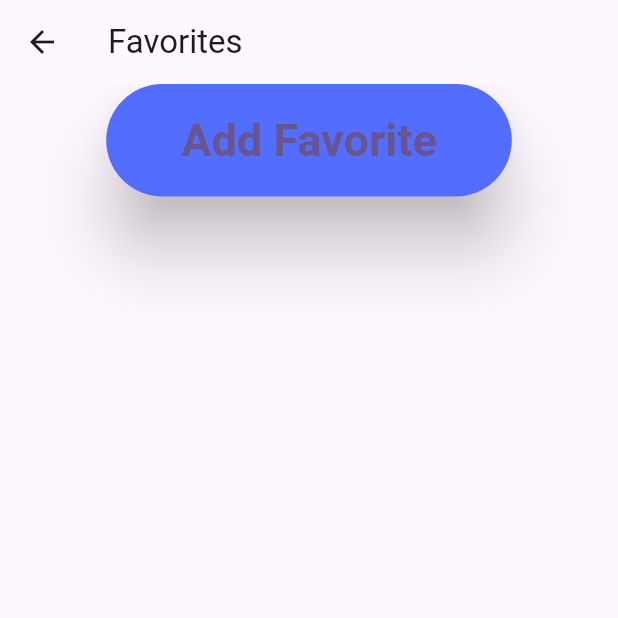
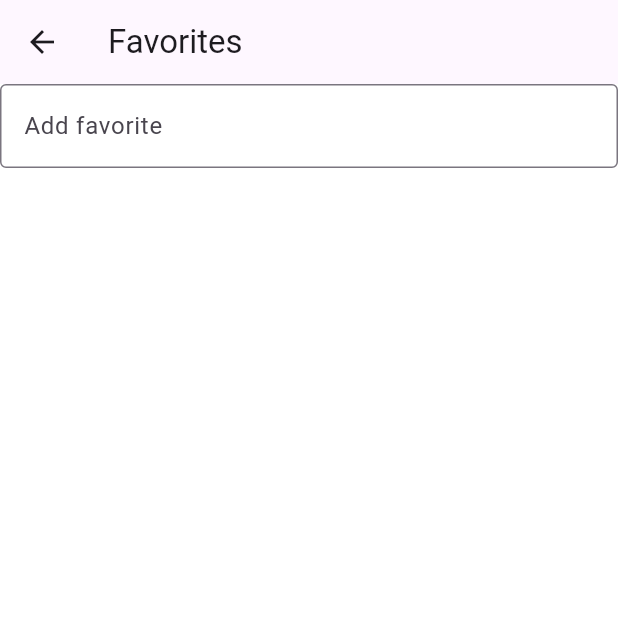
Before and after one commit to osama251/weatherApp, a Flutter app: the screen it shows after launch, after a tap on "Favorites", on a phone screen of 412 x 824 dp, the top half of it. Run offline on Flutter 3.47's test engine with Material 3 defaults, Android fonts, the phone set to English and light mode, and no system bars; our stand-ins replace shared_preferences; missing offline and left inert: flutter_color_picker_wheel.

Commit message:
done with VG part, can now change color of text and background and we now user real APIs

```diff
--- a/lib/Views/FavoriteView.dart
+++ b/lib/Views/FavoriteView.dart
@@ -1,10 +1,7 @@
 import 'package:flutter/material.dart';
 import 'package:provider/provider.dart';
 import 'package:weather/VM.dart';
-import 'package:weather/Views/CoordinatesView.dart';
-import 'package:weather/Views/FavoriteView.dart';
-import 'package:weather/Views/ForecastView.dart';
-import 'package:weather/Views/SecondView.dart';
+import 'package:weather/Views/HomeView.dart';
 
 class FavoriteView extends StatefulWidget{
   const FavoriteView({super.key});
@@ -17,6 +14,7 @@ class _FavoriteState extends State<FavoriteView>{
   @override
   Widget build(BuildContext context){
     final vm = Provider.of<VM>(context);
+    final favorites = vm.favorites;
     return Scaffold(
       appBar: AppBar(title: const Text("Favorites")),
       body: SafeArea(child: SingleChildScrollView(
@@ -24,9 +22,35 @@ class _FavoriteState extends State<FavoriteView>{
           child:Column(
               mainAxisAlignment: MainAxisAlignment.center,
               children: <Widget>[
-              ElevatedButton(
-                onPressed: () => {
-                  vm.addFavorite("Test")
+                TextField(
+                  decoration: InputDecoration(
+                    border: OutlineInputBorder(),
+                    hintText: 'Add favorite',
+                  ),
+                  textInputAction: TextInputAction.done,
+                  onSubmitted: (value) {
+                    setState(() {
+                      vm.addFavorite(value.trim());
+                    });
+                  },
+                ),
+                ListView.builder(
+                  shrinkWrap: true,
+                  physics: const NeverScrollableScrollPhysics(),
+                  itemCount: favorites.length,
+                  itemBuilder: (context, index) {
+                    return Container(
+                        padding: const EdgeInsets.symmetric(horizontal: 50, vertical: 20),
+                        child: ElevatedButton(
+                          onPressed: () async => {
+                            setState(() {
+                              vm.placeName = favorites[index].trim();
+                            }),
+                            await vm.startForecastUpdates(),
+                            Navigator.push(
+                              context,
+                              MaterialPageRoute(builder: (_) => const HomeView()),
+                            )
                           },
                           style: ElevatedButton.styleFrom(
                             backgroundColor: Colors.indigoAccent,
@@ -37,8 +61,12 @@ class _FavoriteState extends State<FavoriteView>{
                               fontWeight: FontWeight.bold,
                             ),
                             elevation: 20,
+                            shape: RoundedRectangleBorder(),
                           ),
-                child: const Text("Add Favorite"),
+                          child: Text(favorites[index]),
+                        )
+                    );
+                  },
                 ),
             ]
           )
--- a/lib/Views/HomeView.dart
+++ b/lib/Views/HomeView.dart
@@ -1,10 +1,9 @@
 import 'package:flutter/material.dart';
 import 'package:provider/provider.dart';
 import 'package:weather/VM.dart';
-import 'package:weather/Views/CoordinatesView.dart';
 import 'package:weather/Views/FavoriteView.dart';
 import 'package:weather/Views/ForecastView.dart';
-import 'package:weather/Views/SecondView.dart';
+import 'package:weather/Views/SettingsView.dart';
 
 class HomeView extends StatefulWidget {
   const HomeView({super.key});
@@ -14,7 +13,7 @@ class HomeView extends StatefulWidget {
 
 
 class _MyHomePageState extends State<HomeView> {
-  String? _placeName;
+
 
   @override
   Widget build(BuildContext context) {
@@ -26,11 +25,11 @@ class _MyHomePageState extends State<HomeView> {
             child: Column(
               mainAxisAlignment: MainAxisAlignment.center,
               children: <Widget>[
-                // if (vm.vmCounter > 3) const Coordinatesview(),
+
                 const SizedBox(height: 16),
-                const Text(
-                  "Hello from HomeView!",
-                  style: TextStyle(fontSize: 24),
+                Text(
+                  vm.placeName,
+                  style: const TextStyle(fontSize: 24),
                   textDirection: TextDirection.rtl,
                 ),
                 const SizedBox(height: 16),
@@ -42,16 +41,32 @@ class _MyHomePageState extends State<HomeView> {
                   textInputAction: TextInputAction.done,
                   onSubmitted: (value) async {
                     setState(() {
-                      _placeName = value.trim();
+                      vm.placeName = value.trim();
                     });
-                    await vm.startForecastUpdates(value.trim());
-                    //Forecastview(placeName:value);
+                    await vm.startForecastUpdates();
+
                   },
                 ),
 
-                if (_placeName != null && _placeName!.isNotEmpty)
-                  Forecastview(placeName: _placeName!),
-
+                ElevatedButton(
+                  onPressed: () {
+                    Navigator.push(
+                      context,
+                      MaterialPageRoute(builder: (_) => const SettingsView()),
+                    );
+                  },
+                  style: ElevatedButton.styleFrom(
+                    backgroundColor: Colors.indigoAccent,
+                    padding: const EdgeInsets.symmetric(
+                        horizontal: 50, vertical: 20),
+                    textStyle: const TextStyle(
+                      fontSize: 30,
+                      fontWeight: FontWeight.bold,
+                    ),
+                    elevation: 20,
+                  ),
+                  child: const Text("Settings"),
+                ),
                 ElevatedButton(
                   onPressed: () {
                     Navigator.push(
@@ -71,6 +86,10 @@ class _MyHomePageState extends State<HomeView> {
                   ),
                   child: const Text("Favorites"),
                 ),
+
+                if (vm.placeName.isNotEmpty)
+                    Forecastview(placeName: vm.placeName),
+
               ],
             ),
           ),
--- a/lib/main.dart
+++ b/lib/main.dart
@@ -9,8 +9,9 @@ void main() {
 
     runApp(
         ChangeNotifierProvider(
+          create: (_) => VM()..init(),
           child: const MyApp(),
-          create: (_) => VM(),
+
         ),
     );
 }
@@ -21,24 +22,21 @@ class MyApp extends StatelessWidget {
   // This widget is the root of your application.
   @override
   Widget build(BuildContext context) {
+    final vm = Provider.of<VM>(context);
     return MaterialApp(
       title: 'Flutter Demo',
       theme: ThemeData(
-        // This is the theme of your application.
-        //
-        // TRY THIS: Try running your application with "flutter run". You'll see
-        // the application has a purple toolbar. Then, without quitting the app,
-        // try changing the seedColor in the colorScheme below to Colors.green
-        // and then invoke "hot reload" (save your changes or press the "hot
-        // reload" button in a Flutter-supported IDE, or press "r" if you used
-        // the command line to start the app).
-        //
-        // Notice that the counter didn't reset back to zero; the application
-        // state is not lost during the reload. To reset the state, use hot
-        // restart instead.
-        //
-        // This works for code too, not just values: Most code changes can be
-        // tested with just a hot reload.
+        scaffoldBackgroundColor: vm.color,
+
+        textTheme: TextTheme(
+          bodyLarge: TextStyle(color: vm.textColor),
+          bodyMedium: TextStyle(color: vm.textColor),
+          bodySmall: TextStyle(color: vm.textColor),
+
+          titleLarge: TextStyle(color: vm.textColor),
+          titleMedium: TextStyle(color: vm.textColor),
+          titleSmall: TextStyle(color: vm.textColor),
+        ),
         colorScheme: ColorScheme.fromSeed(seedColor: Colors.deepPurple),
       ),
       home: const HomeView(),
--- a/pubspec.yaml
+++ b/pubspec.yaml
@@ -31,6 +31,8 @@ dependencies:
   flutter:
     sdk: flutter
   provider: ^6.0.0
+  shared_preferences: ^2.2.2
+  flutter_color_picker_wheel: ^0.0.1
 
   # The following adds the Cupertino Icons font to your application.
   # Use with the CupertinoIcons class for iOS style icons.
```
Also changed, not shown: lib/Models/Coordinates.dart (+13 -9 lines), lib/Models/ForecastEntry.dart (+45 -48 lines), lib/VM.dart (+89 -44 lines), lib/Views/CoordinatesView.dart (deleted, +0 -44 lines), lib/Views/ForecastView.dart (+3 -4 lines), lib/Views/SecondView.dart (deleted, +0 -22 lines), lib/Views/SettingsView.dart (added, +83 -0 lines), pubspec.lock, 6 other files. Lines whose indentation alone changed are shown as unchanged.
